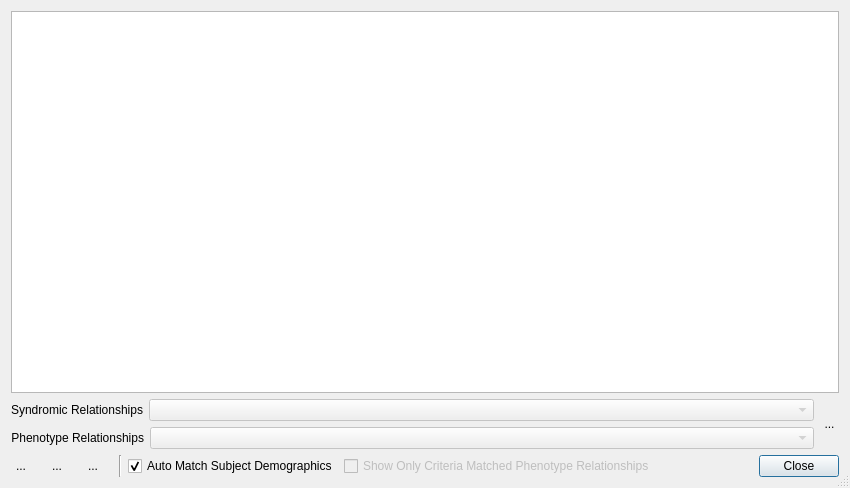
The window that forms/MetricsDialog.ui (frontiersi/FaceTools) describes before a commit, drawn with Qt 5.
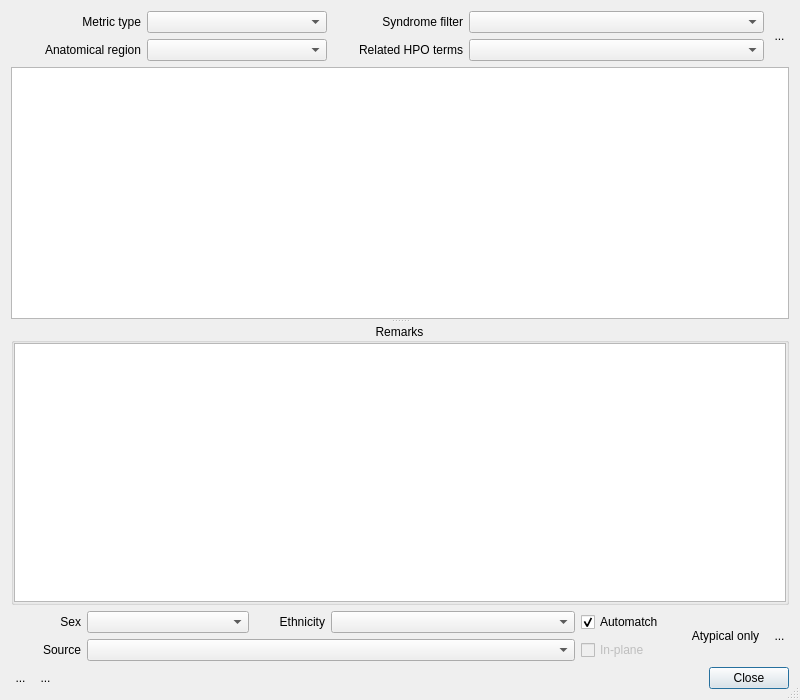
The same window after the commit. Icons and pictures are not drawn.

Patch:
```diff
--- a/forms/MetricsDialog.ui
+++ b/forms/MetricsDialog.ui
@@ -9,112 +9,142 @@
    <rect>
     <x>0</x>
     <y>0</y>
-    <width>850</width>
-    <height>488</height>
+    <width>800</width>
+    <height>700</height>
    </rect>
   </property>
-  <property name="minimumSize">
-   <size>
-    <width>680</width>
-    <height>0</height>
-   </size>
-  </property>
-  <property name="maximumSize">
-   <size>
-    <width>16777215</width>
-    <height>16777215</height>
-   </size>
-  </property>
   <property name="windowTitle">
    <string>Dialog</string>
   </property>
   <property name="sizeGripEnabled">
    <bool>true</bool>
   </property>
-  <layout class="QVBoxLayout" name="verticalLayout_2" stretch="1,0,0">
+  <layout class="QVBoxLayout" name="verticalLayout_5">
    <item>
-    <widget class="QTableWidget" name="table">
-     <property name="sizePolicy">
-      <sizepolicy hsizetype="Preferred" vsizetype="Preferred">
-       <horstretch>0</horstretch>
-       <verstretch>0</verstretch>
-      </sizepolicy>
-     </property>
+    <layout class="QHBoxLayout" name="dropdownsLayout" stretch="0,1,0">
+     <item>
+      <layout class="QVBoxLayout" name="verticalLayout_2">
+       <item>
+        <layout class="QHBoxLayout" name="horizontalLayout_6" stretch="0,1">
+         <item>
+          <widget class="QLabel" name="label_4">
+           <property name="minimumSize">
+            <size>
+             <width>130</width>
+             <height>0</height>
+            </size>
+           </property>
+           <property name="text">
+            <string>Metric type</string>
+           </property>
+           <property name="alignment">
+            <set>Qt::AlignRight|Qt::AlignTrailing|Qt::AlignVCenter</set>
+           </property>
+          </widget>
+         </item>
+         <item>
+          <widget class="QComboBox" name="typeComboBox">
      <property name="minimumSize">
       <size>
-       <width>662</width>
-       <height>360</height>
-      </size>
-     </property>
-     <attribute name="horizontalHeaderMinimumSectionSize">
-      <number>10</number>
-     </attribute>
-     <attribute name="horizontalHeaderDefaultSectionSize">
-      <number>10</number>
-     </attribute>
-    </widget>
-   </item>
+             <width>180</width>
+             <height>0</height>
+            </size>
+           </property>
+          </widget>
+         </item>
+        </layout>
+       </item>
    <item>
-    <layout class="QHBoxLayout" name="horizontalLayout_5">
+        <layout class="QHBoxLayout" name="horizontalLayout_7" stretch="0,1">
+         <item>
+          <widget class="QLabel" name="label_3">
+           <property name="minimumSize">
+            <size>
+             <width>130</width>
+             <height>0</height>
+            </size>
+           </property>
+           <property name="text">
+            <string>Anatomical region</string>
+           </property>
+           <property name="alignment">
+            <set>Qt::AlignRight|Qt::AlignTrailing|Qt::AlignVCenter</set>
+           </property>
+          </widget>
+         </item>
+         <item>
+          <widget class="QComboBox" name="regionComboBox">
+           <property name="minimumSize">
+            <size>
+             <width>180</width>
+             <height>0</height>
+            </size>
+           </property>
+          </widget>
+         </item>
+        </layout>
+       </item>
+      </layout>
+     </item>
      <item>
       <layout class="QVBoxLayout" name="verticalLayout">
-       <item>
-        <layout class="QHBoxLayout" name="horizontalLayout_4" stretch="0,1">
-         <item>
-          <widget class="QLabel" name="label_2">
-           <property name="sizePolicy">
-            <sizepolicy hsizetype="Preferred" vsizetype="Preferred">
-             <horstretch>0</horstretch>
-             <verstretch>0</verstretch>
-            </sizepolicy>
-           </property>
-           <property name="minimumSize">
-            <size>
-             <width>120</width>
-             <height>0</height>
-            </size>
-           </property>
-           <property name="text">
-            <string>Syndromic Relationships</string>
-           </property>
-           <property name="alignment">
-            <set>Qt::AlignRight|Qt::AlignTrailing|Qt::AlignVCenter</set>
-           </property>
-          </widget>
-         </item>
-         <item>
-          <widget class="QComboBox" name="syndromesComboBox">
-           <property name="enabled">
-            <bool>false</bool>
-           </property>
-           <property name="sizePolicy">
-            <sizepolicy hsizetype="Preferred" vsizetype="Preferred">
-             <horstretch>0</horstretch>
-             <verstretch>0</verstretch>
-            </sizepolicy>
-           </property>
-           <property name="minimumSize">
-            <size>
-             <width>474</width>
-             <height>0</height>
-            </size>
-           </property>
-           <property name="maximumSize">
-            <size>
-             <width>16777215</width>
-             <height>16777215</height>
-            </size>
-           </property>
-           <property name="toolTip">
-            <string>Select a syndrome that maps to phenotypes.</string>
-           </property>
-          </widget>
-         </item>
-        </layout>
-       </item>
        <item>
         <layout class="QHBoxLayout" name="horizontalLayout_3" stretch="0,1">
          <item>
+          <widget class="QLabel" name="label_2">
+           <property name="sizePolicy">
+            <sizepolicy hsizetype="Preferred" vsizetype="Preferred">
+             <horstretch>0</horstretch>
+             <verstretch>0</verstretch>
+            </sizepolicy>
+           </property>
+           <property name="minimumSize">
+            <size>
+             <width>130</width>
+             <height>0</height>
+            </size>
+           </property>
+           <property name="text">
+            <string>Syndrome filter</string>
+           </property>
+           <property name="alignment">
+            <set>Qt::AlignRight|Qt::AlignTrailing|Qt::AlignVCenter</set>
+           </property>
+          </widget>
+         </item>
+         <item>
+          <widget class="QComboBox" name="synComboBox">
+           <property name="enabled">
+            <bool>true</bool>
+           </property>
+           <property name="sizePolicy">
+            <sizepolicy hsizetype="Preferred" vsizetype="Preferred">
+             <horstretch>0</horstretch>
+             <verstretch>0</verstretch>
+            </sizepolicy>
+           </property>
+           <property name="minimumSize">
+            <size>
+             <width>200</width>
+             <height>0</height>
+            </size>
+           </property>
+           <property name="maximumSize">
+            <size>
+             <width>16777215</width>
+             <height>16777215</height>
+            </size>
+           </property>
+           <property name="toolTip">
+            <string>Select a syndrome that maps to phenotypes.</string>
+           </property>
+          </widget>
+         </item>
+        </layout>
+       </item>
+       <item>
+        <layout class="QHBoxLayout" name="horizontalLayout_4" stretch="0,1">
+         <item>
           <widget class="QLabel" name="label">
            <property name="sizePolicy">
             <sizepolicy hsizetype="Preferred" vsizetype="Preferred">
@@ -124,12 +154,12 @@
            </property>
            <property name="minimumSize">
             <size>
-             <width>120</width>
+             <width>130</width>
              <height>0</height>
             </size>
            </property>
            <property name="text">
-            <string>Phenotype Relationships</string>
+            <string>Related HPO terms</string>
            </property>
            <property name="alignment">
             <set>Qt::AlignRight|Qt::AlignTrailing|Qt::AlignVCenter</set>
@@ -139,7 +169,7 @@
          <item>
           <widget class="QComboBox" name="hpoComboBox">
            <property name="enabled">
-            <bool>false</bool>
+            <bool>true</bool>
            </property>
            <property name="sizePolicy">
             <sizepolicy hsizetype="Preferred" vsizetype="Preferred">
@@ -149,7 +179,7 @@
            </property>
            <property name="minimumSize">
             <size>
-             <width>0</width>
+             <width>200</width>
              <height>0</height>
             </size>
            </property>
@@ -212,28 +242,312 @@
     </layout>
    </item>
    <item>
-    <layout class="QHBoxLayout" name="horizontalLayout_2" stretch="1,0,0,4,0">
-     <property name="spacing">
-      <number>6</number>
+    <widget class="QSplitter" name="splitter">
+     <property name="orientation">
+      <enum>Qt::Vertical</enum>
      </property>
-     <item>
-      <layout class="QHBoxLayout" name="horizontalLayout" stretch="0,0,0">
+     <property name="childrenCollapsible">
+      <bool>false</bool>
+     </property>
+     <widget class="QTableWidget" name="table">
+      <property name="sizePolicy">
+       <sizepolicy hsizetype="Preferred" vsizetype="Preferred">
+        <horstretch>0</horstretch>
+        <verstretch>0</verstretch>
+       </sizepolicy>
+      </property>
+      <property name="minimumSize">
+       <size>
+        <width>0</width>
+        <height>0</height>
+       </size>
+      </property>
+      <attribute name="horizontalHeaderMinimumSectionSize">
+       <number>10</number>
+      </attribute>
+      <attribute name="horizontalHeaderDefaultSectionSize">
+       <number>10</number>
+      </attribute>
+     </widget>
+     <widget class="QGroupBox" name="remarksGroupBox">
+      <property name="title">
+       <string>Remarks</string>
+      </property>
+      <property name="alignment">
+       <set>Qt::AlignCenter</set>
+      </property>
+      <layout class="QVBoxLayout" name="verticalLayout_4">
        <property name="spacing">
-        <number>16</number>
+        <number>0</number>
+       </property>
+       <property name="leftMargin">
+        <number>0</number>
+       </property>
+       <property name="topMargin">
+        <number>0</number>
        </property>
        <property name="rightMargin">
-        <number>10</number>
+        <number>0</number>
        </property>
+       <property name="bottomMargin">
+        <number>0</number>
+       </property>
        <item>
-        <widget class="QToolButton" name="showPhenotypesButton">
+        <widget class="QTextBrowser" name="remarksTextBrowser">
+         <property name="enabled">
+          <bool>true</bool>
+         </property>
          <property name="sizePolicy">
           <sizepolicy hsizetype="Preferred" vsizetype="Preferred">
            <horstretch>0</horstretch>
            <verstretch>0</verstretch>
           </sizepolicy>
          </property>
+         <property name="openExternalLinks">
+          <bool>true</bool>
+         </property>
+        </widget>
+       </item>
+      </layout>
+     </widget>
+    </widget>
+   </item>
+   <item>
+    <layout class="QHBoxLayout" name="horizontalLayout_5">
+     <item>
+      <layout class="QVBoxLayout" name="verticalLayout_3">
+       <item>
+        <layout class="QHBoxLayout" name="horizontalLayout" stretch="0,2,0,3,0">
+         <item>
+          <widget class="QLabel" name="label_5">
+           <property name="sizePolicy">
+            <sizepolicy hsizetype="Preferred" vsizetype="Preferred">
+             <horstretch>0</horstretch>
+             <verstretch>0</verstretch>
+            </sizepolicy>
+           </property>
+           <property name="minimumSize">
+            <size>
+             <width>70</width>
+             <height>0</height>
+            </size>
+           </property>
+           <property name="maximumSize">
+            <size>
+             <width>70</width>
+             <height>16777215</height>
+            </size>
+           </property>
+           <property name="text">
+            <string>Sex</string>
+           </property>
+           <property name="alignment">
+            <set>Qt::AlignRight|Qt::AlignTrailing|Qt::AlignVCenter</set>
+           </property>
+          </widget>
+         </item>
+         <item>
+          <widget class="QComboBox" name="sexComboBox">
+           <property name="minimumSize">
+            <size>
+             <width>0</width>
+             <height>0</height>
+            </size>
+           </property>
+          </widget>
+         </item>
+         <item>
+          <widget class="QLabel" name="label_6">
+           <property name="sizePolicy">
+            <sizepolicy hsizetype="Preferred" vsizetype="Preferred">
+             <horstretch>0</horstretch>
+             <verstretch>0</verstretch>
+            </sizepolicy>
+           </property>
+           <property name="minimumSize">
+            <size>
+             <width>70</width>
+             <height>0</height>
+            </size>
+           </property>
+           <property name="maximumSize">
+            <size>
+             <width>100</width>
+             <height>16777215</height>
+            </size>
+           </property>
+           <property name="text">
+            <string>Ethnicity</string>
+           </property>
+           <property name="alignment">
+            <set>Qt::AlignRight|Qt::AlignTrailing|Qt::AlignVCenter</set>
+           </property>
+          </widget>
+         </item>
+         <item>
+          <widget class="QComboBox" name="ethnicityComboBox">
+           <property name="enabled">
+            <bool>true</bool>
+           </property>
+           <property name="sizePolicy">
+            <sizepolicy hsizetype="Preferred" vsizetype="Preferred">
+             <horstretch>0</horstretch>
+             <verstretch>0</verstretch>
+            </sizepolicy>
+           </property>
+           <property name="minimumSize">
+            <size>
+             <width>0</width>
+             <height>0</height>
+            </size>
+           </property>
+           <property name="maximumSize">
+            <size>
+             <width>16777215</width>
+             <height>16777215</height>
+            </size>
+           </property>
          <property name="toolTip">
-          <string>Show Human Phenotype Ontology Terms.</string>
+            <string>Select a syndrome that maps to phenotypes.</string>
+           </property>
+          </widget>
+         </item>
+         <item>
+          <widget class="QCheckBox" name="autoStatsCheckBox">
+           <property name="sizePolicy">
+            <sizepolicy hsizetype="Preferred" vsizetype="Preferred">
+             <horstretch>1</horstretch>
+             <verstretch>0</verstretch>
+            </sizepolicy>
+           </property>
+           <property name="minimumSize">
+            <size>
+             <width>100</width>
+             <height>0</height>
+            </size>
+           </property>
+           <property name="maximumSize">
+            <size>
+             <width>150</width>
+             <height>16777215</height>
+            </size>
+           </property>
+           <property name="toolTip">
+            <string>&lt;html&gt;&lt;head/&gt;&lt;body&gt;&lt;p&gt;If checked, for each measurement, a compatible set of growth curve statistics from those available for the measurement is automatically chosen to best match the subject's sex and ethnicity, and the closest matching of these is used.&lt;/p&gt;&lt;/body&gt;&lt;/html&gt;</string>
+           </property>
+           <property name="whatsThis">
+            <string>&lt;html&gt;&lt;head/&gt;&lt;body&gt;&lt;p&gt;If checked, growth curve statistics will be automatically set for each metric to most narrowly match the subject's sex and ethnicity, and the available set of statistics for each metric will be constrained to only those that are compatible with the current subject's sex and ethnicity.&lt;/p&gt;&lt;p&gt;Note that when automatically matching to the available statistics, a match to sex is preferred over a match to ethnicity, however the user can manually select a different set of growth curves from the compatible list. If this option is unchecked, the user can select the growth curves to use for each metric from all available statistics.&lt;/p&gt;&lt;p&gt;The currently set growth curves for a metric are used to calculate the statistics (Z scores) for the metric.&lt;/p&gt;&lt;/body&gt;&lt;/html&gt;</string>
+           </property>
+           <property name="text">
+            <string>Automatch</string>
+           </property>
+           <property name="checked">
+            <bool>true</bool>
+           </property>
+          </widget>
+         </item>
+        </layout>
+       </item>
+       <item>
+        <layout class="QHBoxLayout" name="horizontalLayout_2" stretch="0,8,0">
+         <item>
+          <widget class="QLabel" name="label_7">
+           <property name="sizePolicy">
+            <sizepolicy hsizetype="Preferred" vsizetype="Preferred">
+             <horstretch>0</horstretch>
+             <verstretch>0</verstretch>
+            </sizepolicy>
+           </property>
+           <property name="minimumSize">
+            <size>
+             <width>70</width>
+             <height>0</height>
+            </size>
+           </property>
+           <property name="maximumSize">
+            <size>
+             <width>70</width>
+             <height>16777215</height>
+            </size>
+           </property>
+           <property name="text">
+            <string>Source</string>
+           </property>
+           <property name="alignment">
+            <set>Qt::AlignRight|Qt::AlignTrailing|Qt::AlignVCenter</set>
+           </property>
+          </widget>
+         </item>
+         <item>
+          <widget class="QComboBox" name="sourceComboBox">
+           <property name="sizePolicy">
+            <sizepolicy hsizetype="Preferred" vsizetype="Fixed">
+             <horstretch>0</horstretch>
+             <verstretch>0</verstretch>
+            </sizepolicy>
+           </property>
+           <property name="minimumSize">
+            <size>
+             <width>0</width>
+             <height>0</height>
+            </size>
+           </property>
+          </widget>
+         </item>
+         <item>
+          <widget class="QCheckBox" name="inPlaneCheckBox">
+           <property name="enabled">
+            <bool>false</bool>
+           </property>
+           <property name="sizePolicy">
+            <sizepolicy hsizetype="Preferred" vsizetype="Preferred">
+             <horstretch>0</horstretch>
+             <verstretch>0</verstretch>
+            </sizepolicy>
+           </property>
+           <property name="minimumSize">
+            <size>
+             <width>100</width>
+             <height>0</height>
+            </size>
+           </property>
+           <property name="maximumSize">
+            <size>
+             <width>16777215</width>
+             <height>16777215</height>
+            </size>
+           </property>
+           <property name="toolTip">
+            <string>&lt;html&gt;&lt;head/&gt;&lt;body&gt;&lt;p&gt;Some measurements are taken &amp;quot;out-of-plane&amp;quot; e.g., distance measurements which are typically measured as straight line distances between landmark pairs. However, some measurements (such as angle measurements) are canonically taken &amp;quot;in-plane&amp;quot; meaning that the measurement is projected into one of the anatomical facial planes (usually the mid-sagittal or the coronal/frontal plane). The (a)symmetry metric is an &amp;quot;in-plane&amp;quot; measurement by definition.&lt;/p&gt;&lt;p&gt;Complicating this is that different statistics for the same measurement (usually inter-landmark distance measurements) have been recorded using different practices. Some have been recorded &amp;quot;in-plane&amp;quot; (e.g., by having manually used callipers on subjects' faces) and some have been recorded &amp;quot;out-of-plane&amp;quot; (e.g., by having measured directly between two landmarks using software on 3D facial images).&lt;/p&gt;&lt;p&gt;Because of this, the currently set statistics (i.e., growth curve) for a measurement determines whether it is made in or out of plane. Overriding this behaviour to allow manual setting of whether measurements are taken &amp;quot;in-plane&amp;quot; or &amp;quot;out-of-plane&amp;quot; is only available if the option to &amp;quot;Automatically set stats&amp;quot; is unchecked.&lt;/p&gt;&lt;/body&gt;&lt;/html&gt;</string>
+           </property>
+           <property name="text">
+            <string>In-plane</string>
+           </property>
+          </widget>
+         </item>
+        </layout>
+       </item>
+      </layout>
+     </item>
+     <item>
+      <widget class="QToolButton" name="matchAtypicalToolButton">
+       <property name="enabled">
+        <bool>true</bool>
+       </property>
+       <property name="sizePolicy">
+        <sizepolicy hsizetype="Preferred" vsizetype="Preferred">
+         <horstretch>0</horstretch>
+         <verstretch>0</verstretch>
+        </sizepolicy>
+       </property>
+       <property name="minimumSize">
+        <size>
+         <width>0</width>
+         <height>0</height>
+        </size>
+       </property>
+       <property name="toolTip">
+        <string>&lt;html&gt;&lt;head/&gt;&lt;body&gt;&lt;p&gt;If checked, the tabulated measurements (and their display in the viewer) and the set of HPO terms will be restricted to show only those that are atypical for the selected face using the currently set statistics for each measurement.&lt;/p&gt;&lt;/body&gt;&lt;/html&gt;</string>
          </property>
          <property name="styleSheet">
           <string notr="true">QToolButton{
@@ -243,10 +557,20 @@
 	border: 1px solid #8f8f91;
 	border-radius: 4px;
 }
-</string>
+QToolButton:checked { /* appearance of a 'checked' icon */
+    background: red;
+    border: 2px inset gray;
+	border-radius: 4px;
+    position: absolute;
+    top: 2px;
+    right: 2px;
+    bottom: 2px;
+    left: 2px;
+	/*background-color: rgb(245, 121, 0);*/
+}</string>
          </property>
          <property name="text">
-          <string>...</string>
+        <string>Atypical only</string>
          </property>
          <property name="icon">
           <iconset resource="../FaceTools_res.qrc">
@@ -254,10 +578,19 @@
          </property>
          <property name="iconSize">
           <size>
-           <width>27</width>
-           <height>27</height>
-          </size>
-         </property>
+         <width>48</width>
+         <height>48</height>
+        </size>
+       </property>
+       <property name="checkable">
+        <bool>true</bool>
+       </property>
+       <property name="checked">
+        <bool>false</bool>
+       </property>
+       <property name="autoRaise">
+        <bool>true</bool>
+       </property>
         </widget>
        </item>
        <item>
@@ -290,12 +623,19 @@
          </property>
          <property name="iconSize">
           <size>
-           <width>27</width>
-           <height>27</height>
-          </size>
-         </property>
-        </widget>
-       </item>
+         <width>48</width>
+         <height>48</height>
+        </size>
+       </property>
+       <property name="checkable">
+        <bool>true</bool>
+       </property>
+      </widget>
+     </item>
+    </layout>
+   </item>
+   <item>
+    <layout class="QHBoxLayout" name="buttonsLayout">
        <item>
         <widget class="QToolButton" name="showScanInfoButton">
          <property name="sizePolicy">
@@ -315,7 +655,8 @@
 	border: 1px solid #8f8f91;
 	border-radius: 4px;
 }
-</string>
+QToolButton:checked { 
+}</string>
          </property>
          <property name="text">
           <string>...</string>
@@ -330,62 +671,57 @@
            <height>27</height>
           </size>
          </property>
-        </widget>
-       </item>
-      </layout>
-     </item>
-     <item>
-      <widget class="Line" name="line">
-       <property name="orientation">
-        <enum>Qt::Vertical</enum>
-       </property>
-      </widget>
-     </item>
-     <item>
-      <widget class="QCheckBox" name="matchSubjectDemographicsCheckBox">
-       <property name="toolTip">
-        <string>&lt;html&gt;&lt;head/&gt;&lt;body&gt;&lt;p&gt;If checked, a set of metric growth curves from those available is automatically chosen to most narrowly match the current subject's sex and ethnicity.&lt;/p&gt;&lt;/body&gt;&lt;/html&gt;</string>
-       </property>
-       <property name="whatsThis">
-        <string>&lt;html&gt;&lt;head/&gt;&lt;body&gt;&lt;p&gt;If checked, growth curve statistics will be automatically set for each metric to most narrowly match the subject's sex and ethnicity, and the available set of statistics for each metric will be constrained to only those that are compatible with the current subject's sex and ethnicity.&lt;/p&gt;&lt;p&gt;Note that when automatically matching to the available statistics, a match to sex is preferred over a match to ethnicity, however the user can manually select a different set of growth curves from the compatible list. If this option is unchecked, the user can select the growth curves to use for each metric from all available statistics.&lt;/p&gt;&lt;p&gt;The currently set growth curves for a metric are used to calculate the statistics (Z scores) for the metric.&lt;/p&gt;&lt;/body&gt;&lt;/html&gt;</string>
-       </property>
-       <property name="text">
-        <string>Auto Match Subject Demographics</string>
-       </property>
-       <property name="checked">
-        <bool>true</bool>
-       </property>
-      </widget>
-     </item>
-     <item>
-      <widget class="QCheckBox" name="matchedCheckBox">
-       <property name="enabled">
+       <property name="checkable">
         <bool>false</bool>
        </property>
+      </widget>
+     </item>
+     <item>
+      <widget class="QToolButton" name="showPhenotypesButton">
        <property name="sizePolicy">
-        <sizepolicy hsizetype="Ignored" vsizetype="Preferred">
+        <sizepolicy hsizetype="Preferred" vsizetype="Preferred">
          <horstretch>0</horstretch>
          <verstretch>0</verstretch>
         </sizepolicy>
        </property>
-       <property name="minimumSize">
+       <property name="toolTip">
+        <string>Show Human Phenotype Ontology Terms.</string>
+       </property>
+       <property name="styleSheet">
+        <string notr="true">QToolButton{
+	border: none;
+}
+QToolButton:hover{
+    border: 1px inset gray;
+	border-radius: 4px;
+}
+</string>
+       </property>
+       <property name="text">
+        <string>...</string>
+       </property>
+       <property name="icon">
+        <iconset resource="../FaceTools_res.qrc">
+         <normaloff>:/icons/FACEQ</normaloff>:/icons/FACEQ</iconset>
+       </property>
+       <property name="iconSize">
         <size>
-         <width>0</width>
-         <height>0</height>
+         <width>27</width>
+         <height>27</height>
         </size>
        </property>
-       <property name="toolTip">
-        <string>&lt;html&gt;&lt;head/&gt;&lt;body&gt;&lt;p&gt;Restrict the list of phenotypic indications shown in the dropdown list to just those that have been detected on the current subject.&lt;/p&gt;&lt;/body&gt;&lt;/html&gt;</string>
+       <property name="checkable">
+        <bool>false</bool>
        </property>
-       <property name="text">
-        <string>Show Only Criteria Matched Phenotype Relationships</string>
+       <property name="checked">
+        <bool>false</bool>
        </property>
       </widget>
      </item>
      <item>
       <widget class="QDialogButtonBox" name="buttonBox">
        <property name="sizePolicy">
-        <sizepolicy hsizetype="Preferred" vsizetype="Preferred">
+        <sizepolicy hsizetype="Minimum" vsizetype="Preferred">
          <horstretch>0</horstretch>
          <verstretch>0</verstretch>
         </sizepolicy>
```
Left out of the diff: 8 changed lines with no effect on the pictures. Lines whose indentation alone changed are shown as unchanged.
